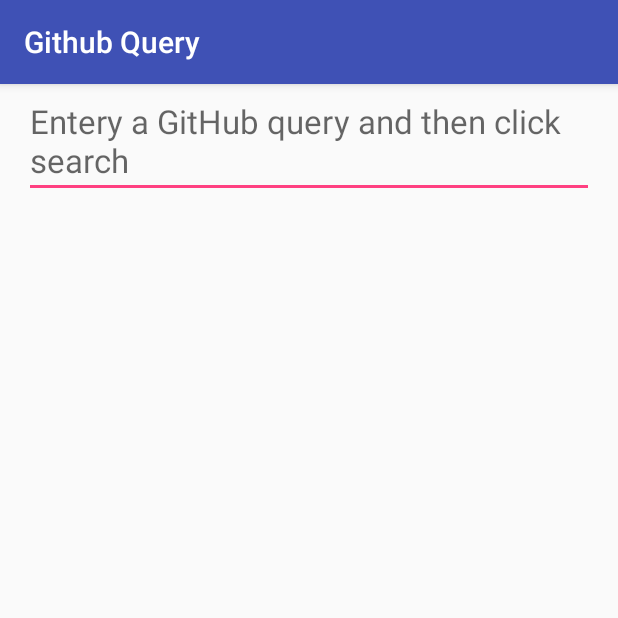
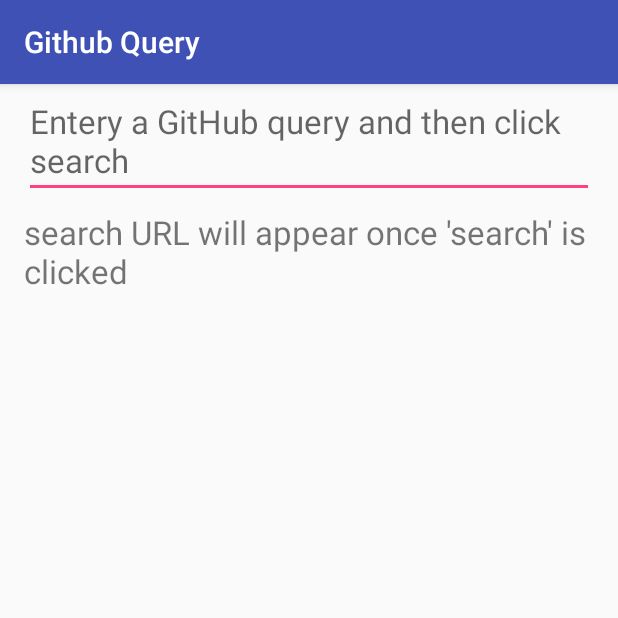
Before and after one commit to rkiresich/T02.01-Exercise-CreateLayout, an Android app: the screen it shows after launch (MainActivity), on a phone screen of 412 x 824 dp, the top half of it. Run offline under Robolectric (Android 15) with nearby library versions, the phone set to English and light mode, and no system bars.

Commit message:
Completed TODOS 12-17

```diff
--- a/app/src/main/res/layout/activity_main.xml
+++ b/app/src/main/res/layout/activity_main.xml
@@ -55,11 +55,24 @@
         android:hint="Entery a GitHub query and then click search"/>
 
     <!--TODO (12) Add a TextView-->
+    <!--COMPLETE-->
     <!--TODO (13) Give the TextView an id of @+id/tv_url_display-->
+    <!--COMPLETE-->
     <!--TODO (14) Set the text size to 22sp-->
+    <!--COMPLETE-->
     <!--TODO (15) Set the width to wrap_content and the height to wrap_content-->
+    <!--COMPLETE-->
     <!--TODO (16) Give the TextView a top margin of 8dp-->
+    <!--COMPLETE-->
     <!--TODO (17) Set the text to tell the user their search URL will show up here when they click search-->
+    <!--COMPLETE-->
+    <TextView
+        android:id="@+id/tv_url_display"
+        android:layout_width="wrap_content"
+        android:layout_height="wrap_content"
+        android:textSize="22sp"
+        android:layout_marginTop="8dp"
+        android:text="search URL will appear once 'search' is clicked"/>
 
     <!--TODO (18) Add a ScrollView-->
     <!--TODO (19) Set the width to match_parent and the height to wrap_content-->
```
